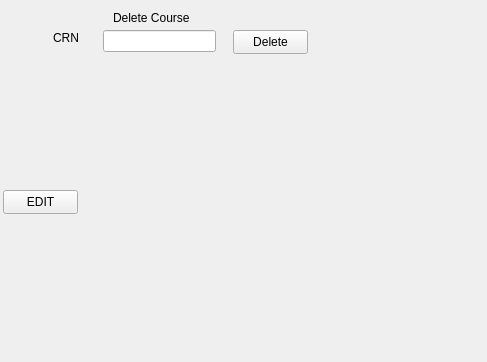
Old version of the form admin_course_management.ui in the repository IOI-dot/UCMS; both pictures show x 537 to 1024 and y 0 to 362 of the 1024 by 686 pixel window.
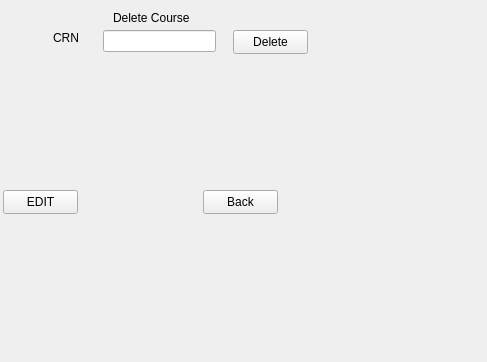
New version of the form.

Patch:
```diff
--- a/admin_course_management.ui
+++ b/admin_course_management.ui
@@ -390,6 +390,19 @@
     <string>Delete</string>
    </property>
   </widget>
+  <widget class="QPushButton" name="BackToHome">
+   <property name="geometry">
+    <rect>
+     <x>740</x>
+     <y>190</y>
+     <width>75</width>
+     <height>24</height>
+    </rect>
+   </property>
+   <property name="text">
+    <string>Back</string>
+   </property>
+  </widget>
  </widget>
  <resources/>
  <connections/>
```
